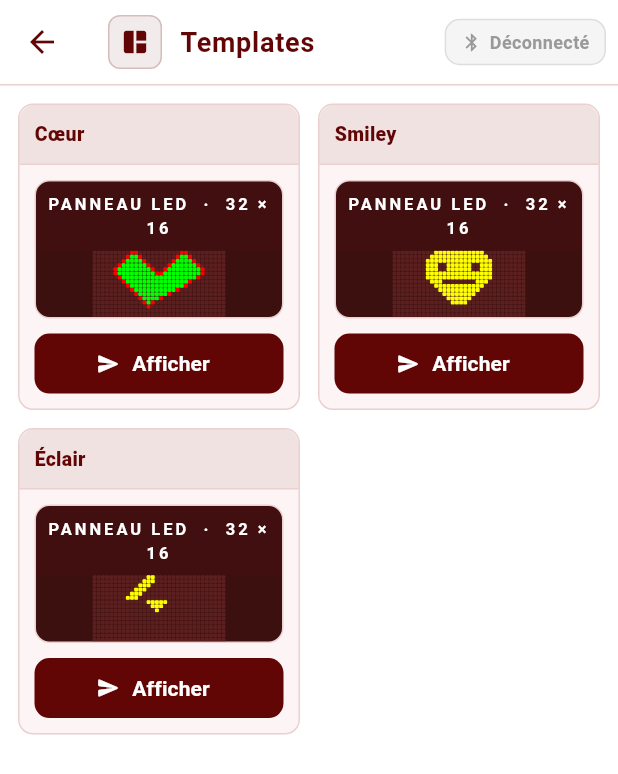
After one commit to Astralale/led_matrix_app, a Flutter app: the screen it shows after launch, after a tap on the "image" icon, on a phone screen of 412 x 824 dp. The commit adds this screen. Shown: the top 774 px of the screen. Run offline on Flutter 3.47's test engine with Material 3 defaults, Android fonts, the phone set to English and light mode, and no system bars; our stand-ins replace flutter_blue_plus, shared_preferences; missing offline and left inert: ffmpeg_kit_flutter_new, flutter_mjpeg, photo_manager; network calls fail.

Commit message:
adding ios BT and Templates

```diff
--- /dev/null
+++ b/lib/data/matrix_templates.dart
@@ -0,0 +1,88 @@
+import '../models/matrix_template.dart';
+
+const int kW = 32;
+const int kH = 16;
+
+List<List<int>> normalize32x16(List<List<int>> m) {
+  final out = List.generate(kH, (_) => List.filled(kW, 0));
+  for (int y = 0; y < kH && y < m.length; y++) {
+    for (int x = 0; x < kW && x < m[y].length; x++) {
+      final v = m[y][x];
+      out[y][x] = (v < 0 || v > 15) ? 0 : v;
+    }
+  }
+  return out;
+}
+
+final List<MatrixTemplate> kMatrixTemplates = [
+  MatrixTemplate(
+    id: 'heart_32x16',
+    name: 'Cœur',
+    assetPreviewPath: null,
+    matrix: normalize32x16([
+      // 16 lignes, 32 colonnes
+      [0,0,0,0,0,0,0,0, 0,1,1,0,0,0,0,0, 0,0,0,0,0,1,1,0, 0,0,0,0,0,0,0,0],
+      [0,0,0,0,0,0,0,0, 1,2,2,1,0,0,0,0, 0,0,0,0,1,2,2,1, 0,0,0,0,0,0,0,0],
+      [0,0,0,0,0,0,0,1, 2,2,2,2,1,0,0,0, 0,0,0,1,2,2,2,2, 1,0,0,0,0,0,0,0],
+      [0,0,0,0,0,0,1,2, 2,2,2,2,2,1,0,0, 0,0,1,2,2,2,2,2, 2,1,0,0,0,0,0,0],
+      [0,0,0,0,0,1,2,2, 2,2,2,2,2,2,1,0, 0,1,2,2,2,2,2,2, 2,2,1,0,0,0,0,0],
+      [0,0,0,0,0,1,2,2, 2,2,2,2,2,2,2,1, 1,2,2,2,2,2,2,2, 2,2,1,0,0,0,0,0],
+      [0,0,0,0,0,0,1,2, 2,2,2,2,2,2,2,2, 2,2,2,2,2,2,2,2, 2,1,0,0,0,0,0,0],
+      [0,0,0,0,0,0,0,1, 2,2,2,2,2,2,2,2, 2,2,2,2,2,2,2,1, 0,0,0,0,0,0,0,0],
+      [0,0,0,0,0,0,0,0, 1,2,2,2,2,2,2,2, 2,2,2,2,2,2,1,0, 0,0,0,0,0,0,0,0],
+      [0,0,0,0,0,0,0,0, 0,1,2,2,2,2,2,2, 2,2,2,2,1,0,0,0, 0,0,0,0,0,0,0,0],
+      [0,0,0,0,0,0,0,0, 0,0,1,2,2,2,2,2, 2,2,1,0,0,0,0,0, 0,0,0,0,0,0,0,0],
+      [0,0,0,0,0,0,0,0, 0,0,0,1,2,2,2,2, 1,0,0,0,0,0,0,0, 0,0,0,0,0,0,0,0],
+      [0,0,0,0,0,0,0,0, 0,0,0,0,1,2,1,0, 0,0,0,0,0,0,0,0, 0,0,0,0,0,0,0,0],
+      [0,0,0,0,0,0,0,0, 0,0,0,0,0,1,0,0, 0,0,0,0,0,0,0,0, 0,0,0,0,0,0,0,0],
+      [0,0,0,0,0,0,0,0, 0,0,0,0,0,0,0,0, 0,0,0,0,0,0,0,0, 0,0,0,0,0,0,0,0],
+      [0,0,0,0,0,0,0,0, 0,0,0,0,0,0,0,0, 0,0,0,0,0,0,0,0, 0,0,0,0,0,0,0,0],
+    ]),
+  ),
+
+  MatrixTemplate(
+    id: 'smiley',
+    name: 'Smiley',
+    matrix: normalize32x16([
+      [0,0,0,0,0,0,0,0, 0,0,4,4,4,4,4,4, 4,4,4,4,4,4,0,0, 0,0,0,0,0,0,0,0],
+      [0,0,0,0,0,0,0,0, 0,4,4,4,4,4,4,4, 4,4,4,4,4,4,4,0, 0,0,0,0,0,0,0,0],
+      [0,0,0,0,0,0,0,0, 4,4,4,4,4,4,4,4, 4,4,4,4,4,4,4,4, 0,0,0,0,0,0,0,0],
+      [0,0,0,0,0,0,0,0, 4,4,4,0,0,4,4,4, 4,4,4,0,0,4,4,4, 0,0,0,0,0,0,0,0],
+      [0,0,0,0,0,0,0,0, 4,4,4,0,0,4,4,4, 4,4,4,0,0,4,4,4, 0,0,0,0,0,0,0,0],
+      [0,0,0,0,0,0,0,0, 4,4,4,4,4,4,4,4, 4,4,4,4,4,4,4,4, 0,0,0,0,0,0,0,0],
+      [0,0,0,0,0,0,0,0, 4,4,4,4,4,4,4,4, 4,4,4,4,4,4,4,4, 0,0,0,0,0,0,0,0],
+      [0,0,0,0,0,0,0,0, 0,4,4,4,0,0,0,0, 0,0,0,0,4,4,4,0, 0,0,0,0,0,0,0,0],
+      [0,0,0,0,0,0,0,0, 0,0,4,4,4,4,4,4, 4,4,4,4,4,4,0,0, 0,0,0,0,0,0,0,0],
+      [0,0,0,0,0,0,0,0, 0,0,0,4,4,4,4,4, 4,4,4,4,4,0,0,0, 0,0,0,0,0,0,0,0],
+      [0,0,0,0,0,0,0,0, 0,0,0,0,4,4,4,4, 4,4,4,4,0,0,0,0, 0,0,0,0,0,0,0,0],
+      [0,0,0,0,0,0,0,0, 0,0,0,0,0,4,4,4, 4,4,4,0,0,0,0,0, 0,0,0,0,0,0,0,0],
+      [0,0,0,0,0,0,0,0, 0,0,0,0,0,0,4,4, 4,4,0,0,0,0,0,0, 0,0,0,0,0,0,0,0],
+      [0,0,0,0,0,0,0,0, 0,0,0,0,0,0,0,0, 0,0,0,0,0,0,0,0, 0,0,0,0,0,0,0,0],
+      [0,0,0,0,0,0,0,0, 0,0,0,0,0,0,0,0, 0,0,0,0,0,0,0,0, 0,0,0,0,0,0,0,0],
+      [0,0,0,0,0,0,0,0, 0,0,0,0,0,0,0,0, 0,0,0,0,0,0,0,0, 0,0,0,0,0,0,0,0],
+    ]),
+  ),
+
+  MatrixTemplate(
+    id: 'lightning',
+    name: 'Éclair',
+    matrix: normalize32x16([
+      [0,0,0,0,0,0,0,0, 0,0,0,0,0,4,4,0, 0,0,0,0,0,0,0,0, 0,0,0,0,0,0,0,0],
+      [0,0,0,0,0,0,0,0, 0,0,0,0,4,4,4,0, 0,0,0,0,0,0,0,0, 0,0,0,0,0,0,0,0],
+      [0,0,0,0,0,0,0,0, 0,0,0,4,4,4,0,0, 0,0,0,0,0,0,0,0, 0,0,0,0,0,0,0,0],
+      [0,0,0,0,0,0,0,0, 0,0,4,4,4,0,0,0, 0,0,0,0,0,0,0,0, 0,0,0,0,0,0,0,0],
+      [0,0,0,0,0,0,0,0, 0,4,4,4,0,0,0,0, 0,0,0,0,0,0,0,0, 0,0,0,0,0,0,0,0],
+      [0,0,0,0,0,0,0,0, 4,4,4,0,0,0,0,0, 0,0,0,0,0,0,0,0, 0,0,0,0,0,0,0,0],
+      [0,0,0,0,0,0,0,0, 0,0,0,0,0,4,4,4, 4,4,0,0,0,0,0,0, 0,0,0,0,0,0,0,0],
+      [0,0,0,0,0,0,0,0, 0,0,0,0,0,0,4,4, 4,0,0,0,0,0,0,0, 0,0,0,0,0,0,0,0],
+      [0,0,0,0,0,0,0,0, 0,0,0,0,0,0,0,4, 0,0,0,0,0,0,0,0, 0,0,0,0,0,0,0,0],
+      [0,0,0,0,0,0,0,0, 0,0,0,0,0,0,0,0, 0,0,0,0,0,0,0,0, 0,0,0,0,0,0,0,0],
+      [0,0,0,0,0,0,0,0, 0,0,0,0,0,0,0,0, 0,0,0,0,0,0,0,0, 0,0,0,0,0,0,0,0],
+      [0,0,0,0,0,0,0,0, 0,0,0,0,0,0,0,0, 0,0,0,0,0,0,0,0, 0,0,0,0,0,0,0,0],
+      [0,0,0,0,0,0,0,0, 0,0,0,0,0,0,0,0, 0,0,0,0,0,0,0,0, 0,0,0,0,0,0,0,0],
+      [0,0,0,0,0,0,0,0, 0,0,0,0,0,0,0,0, 0,0,0,0,0,0,0,0, 0,0,0,0,0,0,0,0],
+      [0,0,0,0,0,0,0,0, 0,0,0,0,0,0,0,0, 0,0,0,0,0,0,0,0, 0,0,0,0,0,0,0,0],
+      [0,0,0,0,0,0,0,0, 0,0,0,0,0,0,0,0, 0,0,0,0,0,0,0,0, 0,0,0,0,0,0,0,0],
+    ]),
+  ),
+];
--- /dev/null
+++ b/lib/models/matrix_template.dart
@@ -0,0 +1,13 @@
+class MatrixTemplate {
+  final String id;
+  final String name;
+  final String? assetPreviewPath;
+  final List<List<int>> matrix;
+
+  const MatrixTemplate({
+    required this.id,
+    required this.name,
+    required this.matrix,
+    this.assetPreviewPath,
+  });
+}
--- /dev/null
+++ b/lib/screens/templates_screen.dart
@@ -0,0 +1,189 @@
+import 'package:flutter/material.dart';
+
+import '../config/constants.dart';
+import '../data/matrix_templates.dart';
+import '../models/led_matrix.dart';
+import '../models/matrix_template.dart';
+import '../widgets/ble_status_indicator.dart';
+import '../widgets/matrix_panel.dart';
+import '../widgets/matrix_preview.dart';
+
+class TemplatesScreen extends StatelessWidget {
+  const TemplatesScreen({super.key});
+
+  @override
+  Widget build(BuildContext context) {
+    return Scaffold(
+      backgroundColor: AppConstants.backgroundColor,
+      appBar: AppBar(
+        backgroundColor: AppConstants.backgroundColor,
+        elevation: 0,
+        surfaceTintColor: Colors.transparent,
+        bottom: PreferredSize(
+          preferredSize: const Size.fromHeight(1),
+          child: Container(height: 1, color: AppConstants.borderColor),
+        ),
+        title: Row(
+          children: [
+            Container(
+              padding: const EdgeInsets.all(7),
+              decoration: BoxDecoration(
+                color: AppConstants.accentColor.withValues(alpha: 0.08),
+                borderRadius: BorderRadius.circular(8),
+                border: Border.all(
+                  color: AppConstants.accentColor.withValues(alpha: 0.2),
+                ),
+              ),
+              child: const Icon(
+                Icons.auto_awesome_mosaic,
+                color: AppConstants.accentColor,
+                size: 20,
+              ),
+            ),
+            const SizedBox(width: 12),
+            const Text(
+              'Templates',
+              style: TextStyle(
+                fontWeight: FontWeight.bold,
+                fontSize: 18,
+                color: AppConstants.accentColor,
+                letterSpacing: 0.5,
+              ),
+            ),
+          ],
+        ),
+        actions: const [
+          Padding(
+            padding: EdgeInsets.only(right: 8),
+            child: BleStatusIndicator(),
+          ),
+        ],
+      ),
+      body: Padding(
+        padding: const EdgeInsets.all(AppConstants.defaultPadding),
+        child: GridView.builder(
+          itemCount: kMatrixTemplates.length,
+          gridDelegate: const SliverGridDelegateWithFixedCrossAxisCount(
+            crossAxisCount: 2,
+            mainAxisSpacing: 12,
+            crossAxisSpacing: 12,
+            childAspectRatio: 0.92,
+          ),
+          itemBuilder: (context, index) {
+            final t = kMatrixTemplates[index];
+            return _TemplateCard(
+              template: t,
+              onTap: () => Navigator.pop(context, t),
+            );
+          },
+        ),
+      ),
+    );
+  }
+}
+
+class _TemplateCard extends StatelessWidget {
+  final MatrixTemplate template;
+  final VoidCallback onTap;
+
+  const _TemplateCard({required this.template, required this.onTap});
+
+  @override
+  Widget build(BuildContext context) {
+    return InkWell(
+      borderRadius: BorderRadius.circular(AppConstants.defaultRadius),
+      onTap: onTap,
+      child: Container(
+        decoration: BoxDecoration(
+          color: AppConstants.surfaceColor,
+          borderRadius: BorderRadius.circular(AppConstants.defaultRadius),
+          border: Border.all(color: AppConstants.borderColor, width: 1),
+        ),
+        child: Column(
+          crossAxisAlignment: CrossAxisAlignment.stretch,
+          children: [
+            Container(
+              padding: const EdgeInsets.symmetric(vertical: 10, horizontal: 10),
+              decoration: BoxDecoration(
+                color: AppConstants.accentColor.withValues(alpha: 0.08),
+                borderRadius: const BorderRadius.vertical(
+                  top: Radius.circular(AppConstants.defaultRadius),
+                ),
+                border: Border(
+                  bottom: BorderSide(color: AppConstants.borderColor),
+                ),
+              ),
+              child: Text(
+                template.name,
+                maxLines: 1,
+                overflow: TextOverflow.ellipsis,
+                style: const TextStyle(
+                  color: AppConstants.accentColor,
+                  fontWeight: FontWeight.w800,
+                  fontSize: 13,
+                  letterSpacing: 0.2,
+                ),
+              ),
+            ),
+            Expanded(
+              child: Padding(
+                padding: const EdgeInsets.all(10),
+                child: MatrixPanel(
+                  child: ClipRRect(
+                    borderRadius: BorderRadius.circular(
+                      AppConstants.defaultRadius - 2,
+                    ),
+                    child: template.assetPreviewPath != null
+                        ? Image.asset(
+                            template.assetPreviewPath!,
+                            fit: BoxFit.cover,
+                          )
+                        : _MatrixTemplatePreview(matrix: template.matrix),
+                  ),
+                ),
+              ),
+            ),
+            Padding(
+              padding: const EdgeInsets.fromLTRB(10, 0, 10, 10),
+              child: SizedBox(
+                height: 40,
+                child: ElevatedButton.icon(
+                  onPressed: onTap,
+                  icon: const Icon(Icons.send_rounded, size: 16),
+                  label: const Text(
+                    'Afficher',
+                    style: TextStyle(fontWeight: FontWeight.w700),
+                  ),
+                  style: ElevatedButton.styleFrom(
+                    backgroundColor: AppConstants.accentColor,
+                    foregroundColor: Colors.white,
+                    elevation: 0,
+                    shape: RoundedRectangleBorder(
+                      borderRadius: BorderRadius.circular(
+                        AppConstants.defaultRadius,
+                      ),
+                    ),
+                  ),
+                ),
+              ),
+            ),
+          ],
+        ),
+      ),
+    );
+  }
+}
+
+class _MatrixTemplatePreview extends StatelessWidget {
+  final List<List<int>> matrix;
+
+  const _MatrixTemplatePreview({required this.matrix});
+
+  @override
+  Widget build(BuildContext context) {
+    final ledMatrix = LedMatrix.fromPixels(
+      matrix.map((row) => List<int>.from(row)).toList(),
+    );
+    return Center(child: MatrixPreview(matrix: ledMatrix, showGlow: true));
+  }
+}
--- a/lib/screens/text_mode_screen.dart
+++ b/lib/screens/text_mode_screen.dart
@@ -1,5 +1,7 @@
 import 'package:flutter/material.dart';
 import 'package:flutter/services.dart';
+import 'package:led_matrix_app/models/matrix_template.dart';
+import 'package:led_matrix_app/screens/templates_screen.dart';
 
 import '../config/constants.dart';
 import '../services/text_mode_controller.dart';
@@ -46,6 +48,22 @@ class _TextModeScreenState extends State<TextModeScreen> {
   void _displayHelp() {
     _textController.text = _controller.emergencyMessage.toLowerCase();
     _controller.displayHelp();
+  }
+
+  Future<void> _openTemplatesScreen() async {
+    _controller.toggleScroll(false);
+    _controller.toggleBlink(false);
+
+    final selected = await Navigator.push<MatrixTemplate>(
+      context,
+      MaterialPageRoute(builder: (_) => const TemplatesScreen()),
+    );
+
+    if (selected != null) {
+      _controller.updateFromDrawResult(
+        selected.matrix.map((row) => List<int>.from(row)).toList(),
+      );
+    }
   }
 
   Future<void> _openDrawMode() async {
@@ -303,6 +321,22 @@ class _TextModeScreenState extends State<TextModeScreen> {
               ),
               child: const Icon(Icons.brush, size: 20),
             ),
+            const SizedBox(width: 8),
+            ElevatedButton(
+              onPressed: _openTemplatesScreen,
+              style: ElevatedButton.styleFrom(
+                backgroundColor: AppConstants.borderColor,
+                foregroundColor: AppConstants.accentColor,
+                elevation: 0,
+                padding: const EdgeInsets.symmetric(horizontal: 14),
+                shape: RoundedRectangleBorder(
+                  borderRadius: BorderRadius.circular(
+                    AppConstants.defaultRadius,
+                  ),
+                ),
+              ),
+              child: const Icon(Icons.image, size: 20),
+            ),
           ],
         ),
       ),
```
Also changed, not shown: lib/screens/settings_screen.dart (+27 -4 lines), lib/services/ble_service.dart (+66 -50 lines), pubspec.lock, 3 other files.
